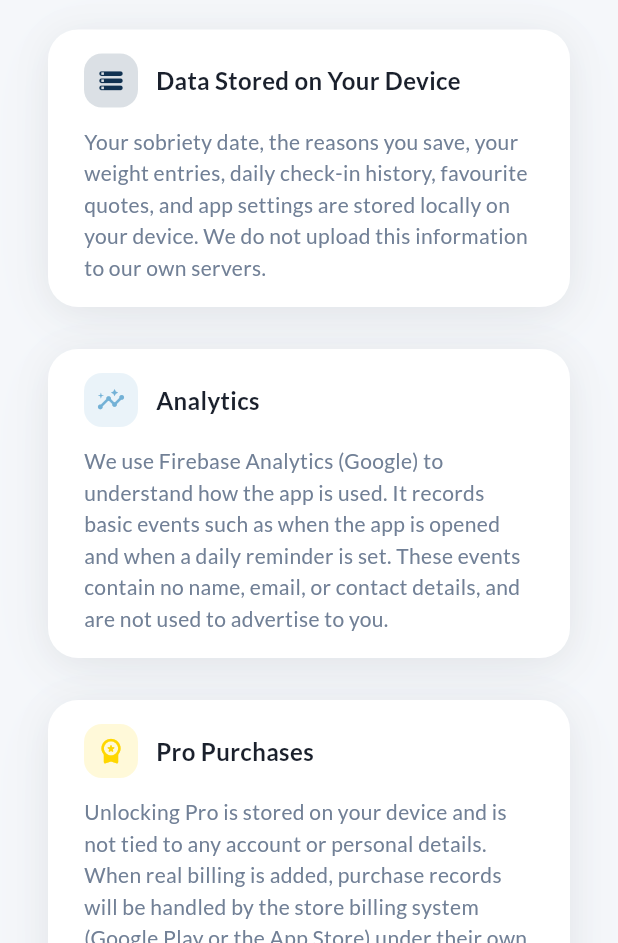
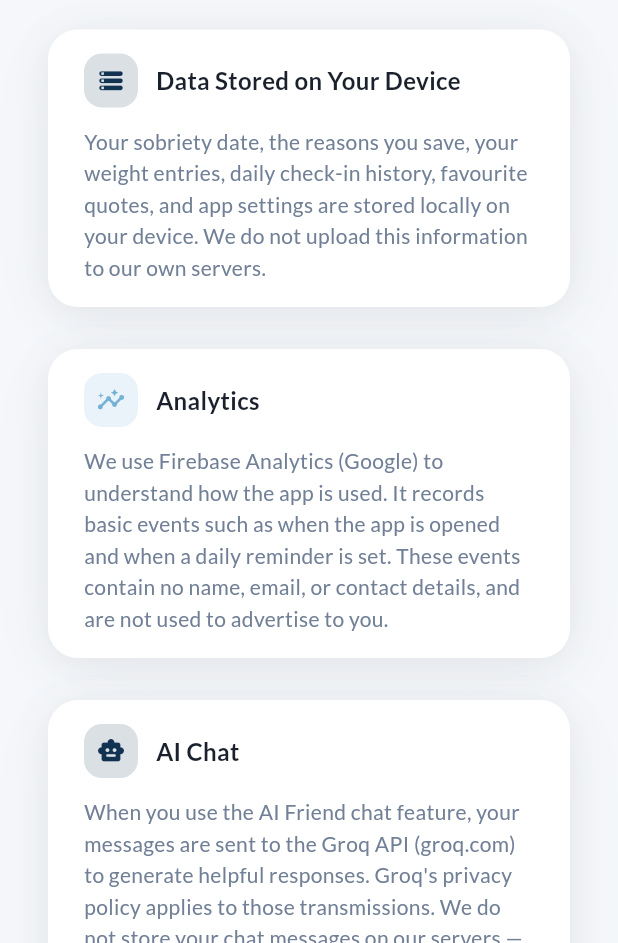
Before and after one commit to usama923-source/Sobriety-Counter, a Flutter app: the PrivacyPolicyScreen screen opened directly, on a phone screen of 412 x 824 dp, the part 293-1236 px from its top. Run offline on Flutter 3.47's test engine with Material 3 defaults, Android fonts, the phone set to English and light mode, and no system bars; our stand-ins replace firebase_analytics, firebase_core, flutter_local_notifications, flutter_riverpod, flutter_timezone, shared_preferences and 1 more; accounts and stored records are empty.

Commit message:
text updates for free release
Drop the Pro and purchase wording from the in-app policy, terms and onboarding
copy now that every feature is free, and note the AI chat daily message limit
in both documents. The pro_purchase analytics event is defined but never called,
so the Data safety draft and the hosted policy no longer claim it is sent.
Store docs describe all features as free, state that no purchase information is
collected, and the hosted policy drops its Purchases section (sections
renumbered). No code logic changed.

🤖 Generated with Codebuff
Co-Authored-By: Codebuff <noreply@codebuff.com>

```diff
--- a/lib/screens/onboarding/onboarding_screen.dart
+++ b/lib/screens/onboarding/onboarding_screen.dart
@@ -446,8 +446,8 @@ class _OnboardingScreenState extends State<OnboardingScreen> {
                 Flexible(
                   child: Text(
                     'Your data stays on your device — except anonymous '
-                    'usage analytics, a random device ID for Pro status, and '
-                    'AI chat messages sent to the AI provider.',
+                    'usage analytics and a random device ID, and AI chat '
+                    'messages sent to the AI provider.',
                     style: TextStyle(
                       fontSize: 12,
                       fontWeight: FontWeight.w500,
--- a/lib/screens/privacy_policy_screen.dart
+++ b/lib/screens/privacy_policy_screen.dart
@@ -123,23 +123,7 @@ class PrivacyPolicyScreen extends StatelessWidget {
 
               const SizedBox(height: AppConstants.spacingSm),
 
-              // ── Section 3: Pro Purchases ───────────────────────────
-              _PolicySection(
-                icon: Icons.workspace_premium_rounded,
-                iconColor: AppColors.gold,
-                title: 'Pro Purchases',
-                body:
-                    'Unlocking Pro is stored on your device and is not tied to '
-                    'any account or personal details. When real billing is '
-                    'added, purchase records will be handled by the store '
-                    'billing system (Google Play or the App Store) under their '
-                    'own privacy policies.',
-                isDark: isDark,
-              ),
-
-              const SizedBox(height: AppConstants.spacingSm),
-
-              // ── Section 4: AI Chat ─────────────────────────────────
+              // ── Section 3: AI Chat ─────────────────────────────────
               _PolicySection(
                 icon: Icons.smart_toy_rounded,
                 iconColor: AppColors.brandPrimary,
@@ -149,13 +133,15 @@ class PrivacyPolicyScreen extends StatelessWidget {
                     'sent to the Groq API (groq.com) to generate helpful responses. '
                     'Groq\'s privacy policy applies to those transmissions. We do '
                     'not store your chat messages on our servers — they remain on '
-                    'your device.',
+                    'your device. AI chat has a daily message limit, and the app '
+                    'keeps a count of the messages you send each day in your '
+                    'device\'s private storage to enforce it.',
                 isDark: isDark,
               ),
 
               const SizedBox(height: AppConstants.spacingSm),
 
-              // ── Section 3: No Account Required ─────────────────────
+              // ── Section 4: No Account Required ─────────────────────
               _PolicySection(
                 icon: Icons.person_off_rounded,
                 iconColor: AppColors.brandLightBlue,
@@ -170,7 +156,7 @@ class PrivacyPolicyScreen extends StatelessWidget {
 
               const SizedBox(height: AppConstants.spacingSm),
 
-              // ── Section 4: No Data Selling ─────────────────────────
+              // ── Section 5: No Data Selling ─────────────────────────
               _PolicySection(
                 icon: Icons.verified_rounded,
                 iconColor: AppColors.brandPrimary,
@@ -184,7 +170,7 @@ class PrivacyPolicyScreen extends StatelessWidget {
 
               const SizedBox(height: AppConstants.spacingSm),
 
-              // ── Section 5: Children ────────────────────────────────
+              // ── Section 6: Children ────────────────────────────────
               _PolicySection(
                 icon: Icons.family_restroom_rounded,
                 iconColor: AppColors.brandPrimary,
@@ -198,7 +184,7 @@ class PrivacyPolicyScreen extends StatelessWidget {
 
               const SizedBox(height: AppConstants.spacingSm),
 
-              // ── Section 6: Contact Us ──────────────────────────────
+              // ── Section 7: Contact Us ──────────────────────────────
               _PolicySection(
                 icon: Icons.mail_outline_rounded,
                 iconColor: AppColors.softRed,
--- a/lib/screens/terms_of_service_screen.dart
+++ b/lib/screens/terms_of_service_screen.dart
@@ -131,28 +131,14 @@ class TermsOfServiceScreen extends StatelessWidget {
                     'motivational purposes only. They do not constitute medical '
                     'or professional advice. Always consult a qualified '
                     'professional for serious concerns or emergencies. If you '
-                    'are in crisis, please contact a helpline immediately.',
+                    'are in crisis, please contact a helpline immediately. AI '
+                    'chat has a daily message limit.',
                 isDark: isDark,
               ),
 
               const SizedBox(height: AppConstants.spacingSm),
 
-              // ── Section 4: Pro Features ────────────────────────────
-              _TermsSection(
-                icon: Icons.star_rounded,
-                iconColor: AppColors.brandPrimary,
-                title: 'Pro Features',
-                body:
-                    'Pro features are available as a one-time in-app purchase. '
-                    'All purchases are non-refundable after activation. '
-                    'Unlocking Pro provides access to the AI Friend chat '
-                    'feature and supports future development of the app.',
-                isDark: isDark,
-              ),
-
-              const SizedBox(height: AppConstants.spacingSm),
-
-              // ── Section 5: User Responsibility ─────────────────────
+              // ── Section 4: User Responsibility ─────────────────────
               _TermsSection(
                 icon: Icons.person_outline_rounded,
                 iconColor: AppColors.brandPrimary,
@@ -168,7 +154,7 @@ class TermsOfServiceScreen extends StatelessWidget {
 
               const SizedBox(height: AppConstants.spacingSm),
 
-              // ── Section 6: Changes ─────────────────────────────────
+              // ── Section 5: Changes ─────────────────────────────────
               _TermsSection(
                 icon: Icons.update_rounded,
                 iconColor: AppColors.brandPrimary,
@@ -183,7 +169,7 @@ class TermsOfServiceScreen extends StatelessWidget {
 
               const SizedBox(height: AppConstants.spacingSm),
 
-              // ── Section 7: Contact ─────────────────────────────────
+              // ── Section 6: Contact ─────────────────────────────────
               _TermsSection(
                 icon: Icons.mail_outline_rounded,
                 iconColor: AppColors.softRed,
```
Also changed, not shown: 4 other files.
